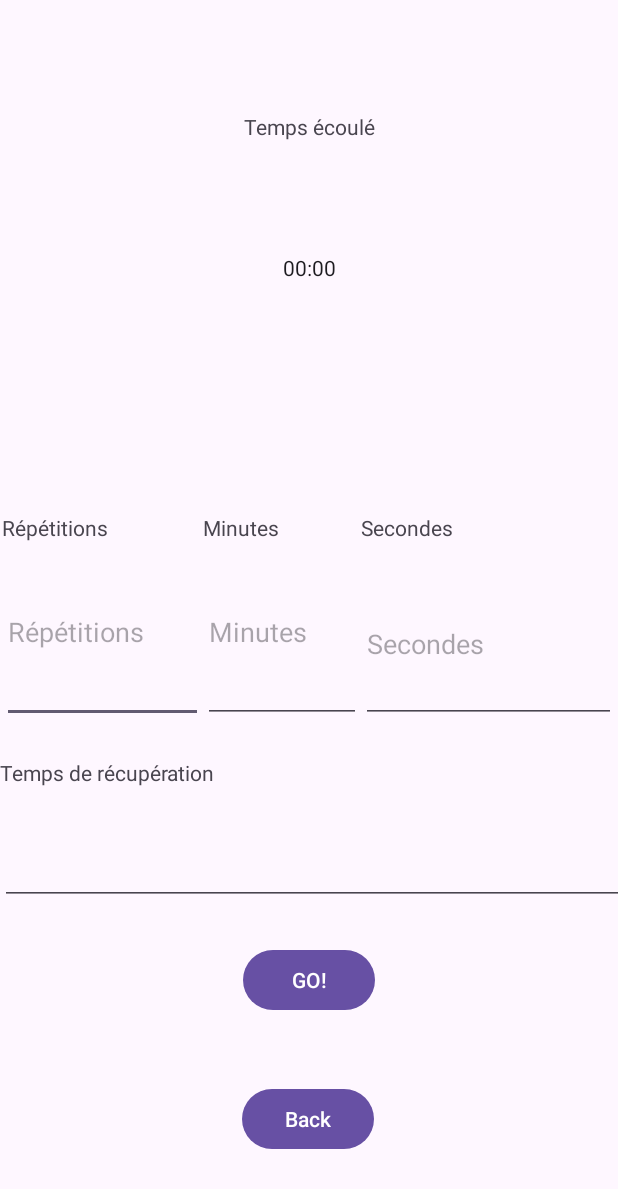
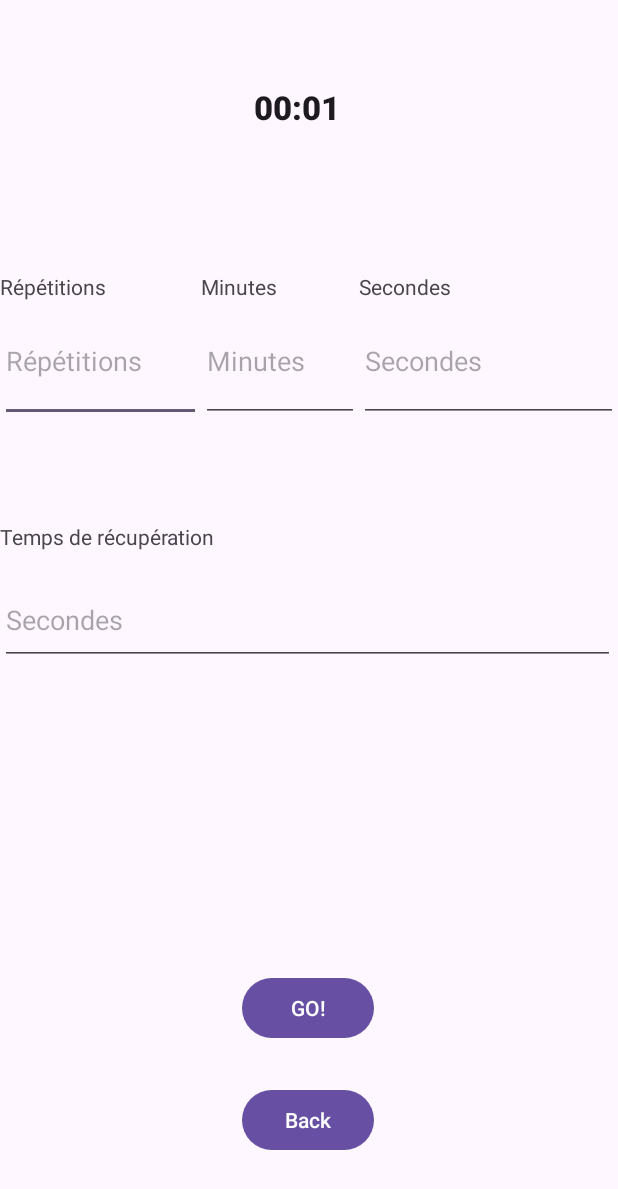
Before and after one commit to Bleincos/Training, an Android app: the screen it shows after launch (activite), after a tap on "Démarrer un programme", on a phone screen of 412 x 824 dp. Shown: the top 1189 px of the screen. Run offline under Robolectric (Android 15) with nearby library versions, the phone set to English and light mode, and no system bars; 2 statements that could not run were skipped.

Commit message:
update
August

```diff
--- a/app/src/main/java/com/example/entrainement_obl/MainActivity.java
+++ b/app/src/main/java/com/example/entrainement_obl/MainActivity.java
@@ -3,6 +3,7 @@ package com.example.entrainement_obl;
 //import android.graphics.ImageDecoder;
 import android.annotation.SuppressLint;
 import android.graphics.drawable.Drawable;
+import android.os.Build;
 import android.os.Bundle;
 
 import androidx.activity.EdgeToEdge;
@@ -26,6 +27,7 @@ public class MainActivity extends AppCompatActivity {
     Button buttonActivity, button_dev;
     Switch switchimage;
     int []images;
+
     @Override
     protected void onCreate(Bundle savedInstanceState) {
         super.onCreate(savedInstanceState);
--- a/app/src/main/java/com/example/entrainement_obl/activite.java
+++ b/app/src/main/java/com/example/entrainement_obl/activite.java
@@ -1,8 +1,19 @@
 package com.example.entrainement_obl;
 
+import android.content.ContentResolver;
+import android.content.Context;
 import android.content.Intent;
+import android.hardware.Sensor;
+import android.hardware.SensorEvent;
+import android.hardware.SensorEventListener;
+import android.hardware.SensorListener;
+import android.hardware.SensorManager;
+import android.net.Uri;
+import android.os.Build;
 import android.os.Bundle;
 import android.os.CountDownTimer;
+import android.os.Looper;
+import android.provider.Settings;
 import android.view.View;
 import android.widget.Button;
 import android.util.Log;
@@ -18,11 +29,18 @@ import android.widget.Chronometer;
 import android.widget.TextView;
 import android.widget.Toast;
 
+import org.w3c.dom.Text;
+
 import java.util.Locale;
 import java.util.concurrent.TimeUnit;
+import java.util.logging.Handler;
 
-public class activite extends AppCompatActivity {
+public class activite extends AppCompatActivity implements SensorEventListener {
     private int duration = 120;
+    public SensorManager mySensorManager;
+    public Sensor sensorLight;
+    public static int valueMaxBrg = 255;
+    private Boolean success = false, bool;
     @Override
     protected void onCreate(Bundle savedInstanceState) {
         super.onCreate(savedInstanceState);
@@ -33,51 +51,58 @@ public class activite extends AppCompatActivity {
             v.setPadding(systemBars.left, systemBars.top, systemBars.right, systemBars.bottom);
             return insets;
         });
+        if (Build.VERSION.SDK_INT >= Build.VERSION_CODES.M) {
+            getPermissionBrightness();
+            checkSensor();
+        }
         Button buttonLaunch;
-        EditText editmin,editsec, hour, min, sec;
+        EditText editRep, editMin,editSec, editRec;
         int[] tab = new int[4]; // [0] minutes [1] secondes [2] répétitions [3] temps de récup.
-        /*
-        int[] sec= new int[10];
-        int[] rep = new int[1];
-        CountDownTimer countdown;
-        */
         Chronometer chronos;
-        editmin = findViewById(R.id.min);
-        editsec = findViewById(R.id.sec);
-        chronos = findViewById(R.id.chronos);
+        editRep= findViewById(R.id.Rep);
+        editMin = findViewById(R.id.min);
+        editSec = findViewById(R.id.sec);
+        editRec = findViewById(R.id.Rec);
         buttonLaunch= findViewById(R.id.button_go);
+        chronos = findViewById(R.id.chrono);
+        chronos.setText("00:51");
+        chronos.start();
+        chronos.getText();
+        chronos.
+        Toast toast = Toast.makeText(activite.this,"chrono :"+chronos.getText(),Toast.LENGTH_SHORT);
+        toast.show();
         buttonLaunch.setOnClickListener (new View.OnClickListener() {
             public void onClick(View v) {
-                chronos.start();
-                tab[0] = Integer.parseInt(editmin.getText().toString()); // Récupération des minutes
+                if (editRep.getText().toString().equals("") || editMin.getText().toString().equals("") || editSec.getText().toString().equals("") ||editRec.getText().toString().equals("")) {
+                    Toast toaast = Toast.makeText(activite.this, "Les valeurs saisies sont incorrectes", Toast.LENGTH_SHORT);
+                    toaast.show();
+                    toaast = Toast.makeText(activite.this, chronos.getText(), Toast.LENGTH_SHORT);
+                    toaast.show();
+                }else{
+                tab[0] = Integer.parseInt(editRep.getText().toString()); // Récupération des minutes
                 Log.i("Activite_Min", "min_saisies");
                 Log.e("Activity", "Erreur de minutes");
-                tab[1] = Integer.parseInt(editsec.getText().toString()); // récupération des secondes
+                tab[1] = Integer.parseInt(editMin.getText().toString()); // récupération des secondes
                 System.out.println(tab[1]);
                 Log.i("Activite_Sec", "sec_saisies");
-                tab[2] = Integer.parseInt(editmin.getText().toString()); // récupération des répétitions
+                tab[2] = Integer.parseInt(editSec.getText().toString()); // récupération des répétitions
                 Log.i("Activite_Min", "min_saisies");
                 Log.e("Activity", "Erreur de minutes");
                 System.out.println(tab[2]);
-                tab[3] = Integer.parseInt(editmin.getText().toString()); // récupération des temps de récupération
+                tab[3] = Integer.parseInt(editRec.getText().toString()); // récupération des temps de récupération
                 Log.i("Activite_Sec", "sec_saisies");
-                if (tab[0] < 0) {
-                    Toast toaast = Toast.makeText(activite.this, "La valeur rentrée en minutes est incorrecte", Toast.LENGTH_SHORT);
-                    toaast.show();
+                    //setContentView(R.layout.activity_programme);
+                    chronos.start();
+                    debut_entrainement(tab,chronos);
                 }
-                if (tab[1] > 60) {
-                    Toast toaast = Toast.makeText(activite.this, "La valeur rentrée en minutes est incorrecte", Toast.LENGTH_SHORT);
-                    toaast.show();
-                }
-                if (tab[0] < 0) {
-                    Toast toaast = Toast.makeText(activite.this, "La valeur rentrée en minutes est incorrecte", Toast.LENGTH_SHORT);
-                    toaast.show();
-                }
-                setContentView(R.layout.activity_programme);
-            debut_entrainement(tab);
             }
         });
     }
+
+    /**
+     * Function to return to the main activity
+     * @param view
+     */
     public void buttonBackMain(View view){
         Log.i("Activite","buttonBackClicked");
         Intent intent = new Intent(
@@ -86,42 +111,116 @@ public class activite extends AppCompatActivity {
         );
         startActivity(intent);
     }
-    public void debut_entrainement(int[] tab){
+    public int[] debut_entrainement(int[] tab, Chronometer chronos1){
+        android.provider.Settings.System.putInt(getContentResolver(),
+                android.provider.Settings.System.SCREEN_BRIGHTNESS_MODE, android.provider.Settings.System.SCREEN_BRIGHTNESS_MODE_MANUAL);
+        setBrightness(valueMaxBrg);
+        setContentView(R.layout.activity_programme);
         TextView minutes = findViewById(R.id.textViewMin);
         TextView sec = findViewById(R.id.textViewSecondes);
-        EditText rep = findViewById(R.id.editText_Recup);
+        TextView rep = findViewById(R.id.textViewRep);
         Log.i("Avancement","Récup des id");
-        minutes.setText(tab[0]);
-        sec.setText(tab[1]);
-        rep.setText(tab[2]);
-        //System.out.println(tab[3]);
-        Toast toaast = Toast.makeText(activite.this, "Wow !", Toast.LENGTH_SHORT);
-        toaast.show();
-        /*
-        new CountDownTimer(duration * 1000, 1000){
+        rep.setText("Répétitions : "+tab[0]);
+        minutes.setText("Minutes restantes : "+tab[1]);
+        sec.setText("Secondes restantes : "+tab[2]);
+        new CountDownTimer(tab[4] * 1000, 1000){
             @Override
             public void onFinish(){
                 Toast toaast = Toast.makeText(activite.this, "Timer Finish!!", Toast.LENGTH_SHORT);
                 toaast.show();
                 duration = 120;
             }
+
             @Override
-            public void onTick(long millisUntilFinished) {
-                runOnUiThread(new Runnable() {
-                    @Override
-                    public void run() {
-                        String time = String.format("%02d:%02d:%02d", TimeUnit.MILLISECONDS.toHours(millisUntilFinished),
-                                TimeUnit.MILLISECONDS.toMinutes(millisUntilFinished),
-                                        -TimeUnit.HOURS.toMinutes(TimeUnit.MILLISECONDS.toHours(millisUntilFinished)),
-                                TimeUnit.MILLISECONDS.toSeconds(millisUntilFinished)
-                                        -TimeUnit.MINUTES.toSeconds(TimeUnit.MILLISECONDS.toMinutes(millisUntilFinished)), Locale.getDefault());
-                        final String [] hourMinSec = time.split(":");
-                        minutes.setText(hourMinSec[1]);
-                        sec.setText(hourMinSec[2]);
-                    }
-                });
+            public void onTick(long l) {
+                sec.setText("Secondes restantes"+l/1000);
             }
         }.start();
-        */
+        if(tab[0]!=0){
+            tab[0]--;
+        }
+        return tab;
+    }
+    /**
+     * This function interact with the system to adjust the brightness of the screen
+     *
+     * @param brightnessLocal the value we want to assing to the brightness
+     */
+    public void setBrightness(int brightnessLocal) {
+        if (brightnessLocal < 0) {
+            brightnessLocal = 0;
+        } else {
+            if (brightnessLocal > valueMaxBrg) {
+                brightnessLocal = valueMaxBrg;
+            }
+        }
+        ContentResolver contentResolver = getApplicationContext().getContentResolver();
+        android.provider.Settings.System.putInt(contentResolver, android.provider.Settings.System.SCREEN_BRIGHTNESS, brightnessLocal);
+    }
+
+    /**
+     * Check the permission to deals with the brightness of the screen
+     */
+    private void getPermissionBrightness() {
+       if (Build.VERSION.SDK_INT >= Build.VERSION_CODES.M) {
+            bool = android.provider.Settings.System.canWrite(getApplicationContext());
+            if (bool) {
+                success = true;
+            } else {
+                Intent intent = new Intent(android.provider.Settings.ACTION_MANAGE_WRITE_SETTINGS);
+                intent.setData(Uri.parse("package:" + getApplicationContext().getPackageName()));
+                startActivityForResult(intent, 1000);
+            }
+        }
+    }
+    /**
+     * check if the sensor (Light sensor) is available on the device
+    */
+    public void checkSensor() {
+        mySensorManager = (SensorManager) getSystemService(Context.SENSOR_SERVICE);
+        sensorLight = mySensorManager.getDefaultSensor(Sensor.TYPE_LIGHT);
+        if (sensorLight == null) {
+            Toast.makeText(this, "No light sensor found", Toast.LENGTH_SHORT).show();
+        } else {
+            Toast.makeText(this, "Light sensor found", Toast.LENGTH_SHORT).show();
+            mySensorManager.unregisterListener(activite.this);
+        }
+    }
+
+    /**
+     * What has to be done when the application is paused
+     */
+    @Override
+    protected void onPause() {
+        super.onPause();
+        mySensorManager.unregisterListener(activite.this);
+    }
+    /**
+     * What has to be done when the application is resumed
+     */
+    @Override
+    protected void onResume() {
+        super.onResume();
+       mySensorManager.registerListener(activite.this, sensorLight, mySensorManager.SENSOR_DELAY_NORMAL);
+    }
+    public void onDestroy(){
+        android.provider.Settings.System.putInt(getContentResolver(),
+                android.provider.Settings.System.SCREEN_BRIGHTNESS_MODE, android.provider.Settings.System.SCREEN_BRIGHTNESS_MODE_AUTOMATIC);
+        super.onDestroy();
+    }
+    /**
+     * Implements the changes when the Light sensor change
+     *
+     * @param event is the event when the sensors change
+     */
+    public void onSensorChanged(SensorEvent event) {
+    }
+    /**
+     * Function not used, to do something when the accuracy or precision of a sensor change
+     *
+     * @param sensor   the sensor
+     * @param accuracy its accuracy
+     */
+    public void onAccuracyChanged(Sensor sensor, int accuracy) {
     }
 }
--- a/app/src/main/res/layout/activity_activite.xml
+++ b/app/src/main/res/layout/activity_activite.xml
@@ -7,26 +7,16 @@
     android:layout_height="match_parent"
     tools:context=".activite">
 
-    <Chronometer
-        android:id="@+id/chronos"
-        android:layout_width="wrap_content"
-        android:layout_height="wrap_content"
-        app:layout_constraintBottom_toBottomOf="parent"
-        app:layout_constraintEnd_toEndOf="parent"
-        app:layout_constraintStart_toStartOf="parent"
-        app:layout_constraintTop_toTopOf="parent"
-        app:layout_constraintVertical_bias="0.21" />
-
     <LinearLayout
         android:id="@+id/linearLayout"
-        android:layout_width="409dp"
-        android:layout_height="140dp"
+        android:layout_width="match_parent"
+        android:layout_height="100dp"
         android:orientation="horizontal"
         app:layout_constraintBottom_toBottomOf="parent"
         app:layout_constraintEnd_toEndOf="parent"
         app:layout_constraintStart_toStartOf="parent"
         app:layout_constraintTop_toTopOf="parent"
-        app:layout_constraintVertical_bias="0.5">
+        app:layout_constraintVertical_bias="0.25">
 
         <LinearLayout
             android:layout_width="wrap_content"
@@ -40,7 +30,7 @@
                 android:text="@string/Rep" />
 
             <EditText
-                android:id="@+id/min"
+                android:id="@+id/Rep"
                 android:layout_width="134dp"
                 android:layout_height="match_parent"
                 android:ems="10"
@@ -60,7 +50,7 @@
                 android:text="@string/Minutes" />
 
             <EditText
-                android:id="@+id/Rep"
+                android:id="@+id/min"
                 android:layout_width="match_parent"
                 android:layout_height="match_parent"
                 android:ems="10"
@@ -77,30 +67,20 @@
                 android:id="@+id/textView4"
                 android:layout_width="match_parent"
                 android:layout_height="wrap_content"
-                android:layout_weight="1"
+                android:layout_weight="0"
                 android:text="@string/Secondes" />
 
             <EditText
                 android:id="@+id/sec"
                 android:layout_width="wrap_content"
-                android:layout_height="89dp"
+                android:layout_height="80dp"
                 android:layout_weight="1"
                 android:ems="10"
                 android:hint="@string/Secondes"
-                android:inputType="number"/>
+                android:inputType="number" />
         </LinearLayout>
 
     </LinearLayout>
-
-    <TextView
-        android:id="@+id/Remain"
-        android:layout_width="wrap_content"
-        android:layout_height="wrap_content"
-        android:text="Temps écoulé"
-        app:layout_constraintBottom_toTopOf="@+id/chronos"
-        app:layout_constraintEnd_toEndOf="parent"
-        app:layout_constraintStart_toStartOf="parent"
-        app:layout_constraintTop_toTopOf="parent" />
 
     <Button
         android:id="@+id/button_go"
@@ -109,8 +89,10 @@
         android:text="GO!"
         app:layout_constraintBottom_toBottomOf="parent"
         app:layout_constraintEnd_toEndOf="parent"
+        app:layout_constraintHorizontal_bias="0.498"
         app:layout_constraintStart_toStartOf="parent"
-        app:layout_constraintTop_toBottomOf="@+id/linearLayout" />
+        app:layout_constraintTop_toBottomOf="@+id/linearLayout"
+        app:layout_constraintVertical_bias="0.741" />
 
     <Button
         android:id="@+id/button_back"
@@ -123,7 +105,7 @@
         app:layout_constraintHorizontal_bias="0.498"
         app:layout_constraintStart_toStartOf="parent"
         app:layout_constraintTop_toBottomOf="@+id/button_go"
-        app:layout_constraintVertical_bias="0.453" />
+        app:layout_constraintVertical_bias="0.333" />
 
     <androidx.constraintlayout.widget.Guideline
         android:id="@+id/guideline"
@@ -133,12 +115,13 @@
         app:layout_constraintGuide_begin="20dp" />
 
     <LinearLayout
-        android:layout_width="413dp"
-        android:layout_height="101dp"
+        android:layout_width="410dp"
+        android:layout_height="100dp"
         android:orientation="vertical"
         app:layout_constraintBottom_toTopOf="@+id/button_go"
         app:layout_constraintStart_toStartOf="parent"
-        app:layout_constraintTop_toBottomOf="@+id/linearLayout">
+        app:layout_constraintTop_toBottomOf="@+id/linearLayout"
+        app:layout_constraintVertical_bias="0.25">
 
         <TextView
             android:id="@+id/textView2"
@@ -147,11 +130,25 @@
             android:text="@string/Recup" />
 
         <EditText
-            android:id="@+id/editText_Recup"
-            android:layout_width="435dp"
-            android:layout_height="62dp"
+            android:id="@+id/Rec"
+            android:layout_width="match_parent"
+            android:layout_height="59dp"
             android:ems="10"
+            android:hint="@string/Secondes"
             android:inputType="number" />
     </LinearLayout>
 
+    <Chronometer
+        android:id="@+id/chrono"
+        android:layout_width="wrap_content"
+        android:layout_height="wrap_content"
+        android:fontFamily="sans-serif-black"
+        android:textAppearance="@style/TextAppearance.AppCompat.Large"
+        app:layout_constraintBottom_toBottomOf="parent"
+        app:layout_constraintEnd_toEndOf="parent"
+        app:layout_constraintHorizontal_bias="0.477"
+        app:layout_constraintStart_toStartOf="parent"
+        app:layout_constraintTop_toTopOf="parent"
+        app:layout_constraintVertical_bias="0.071" />
+
 </androidx.constraintlayout.widget.ConstraintLayout>
--- a/app/src/main/res/layout/activity_settings.xml
+++ b/app/src/main/res/layout/activity_settings.xml
@@ -22,7 +22,7 @@
         android:layout_width="wrap_content"
         android:layout_height="wrap_content"
         android:layout_marginTop="40dp"
-        android:text="Automatique"
+        android:text="@string/automatique"
         app:layout_constraintBottom_toTopOf="@+id/button_back"
         app:layout_constraintEnd_toEndOf="parent"
         app:layout_constraintHorizontal_bias="0.804"
@@ -34,7 +34,7 @@
         android:id="@+id/button_back"
         android:layout_width="wrap_content"
         android:layout_height="wrap_content"
-        android:text="retour"
+        android:text="@string/Retour"
         android:onClick="goMain"
         app:layout_constraintBottom_toBottomOf="parent"
         app:layout_constraintEnd_toEndOf="parent"
@@ -42,4 +42,5 @@
         app:layout_constraintStart_toStartOf="parent"
         app:layout_constraintTop_toBottomOf="@+id/brightnessBar"
         app:layout_constraintVertical_bias="0.973" />
+
 </androidx.constraintlayout.widget.ConstraintLayout>
--- a/app/src/main/res/values/colors.xml
+++ b/app/src/main/res/values/colors.xml
@@ -3,4 +3,5 @@
     <color name="black">#FF000000</color>
     <color name="green">#008000</color>
     <color name="white">#FFFFFFFF</color>
+    <color name="blue">#2626ff</color>
 </resources>
--- a/app/src/main/res/values/strings.xml
+++ b/app/src/main/res/values/strings.xml
@@ -5,5 +5,8 @@
     <string name="Minutes">Minutes</string>
     <string name="Secondes">Secondes</string>
     <string name="Rep">Répétitions</string>
+    <string name="Retour">Retour</string>
     <string name="Recup">Temps de récupération</string>
+    <string name="Repos">REPOS</string>
+    <string name="automatique">Automatique</string>
 </resources>
--- a/gradle/libs.versions.toml
+++ b/gradle/libs.versions.toml
@@ -1,5 +1,5 @@
 [versions]
-agp = "8.11.1"
+agp = "8.12.1"
 androidPdfViewer = "2.8.2"
 junit = "4.13.2"
 junitVersion = "1.2.1"
```
Also changed, not shown: app/src/main/java/com/example/entrainement_obl/Fonctions.java (added, +36 -0 lines), app/src/main/java/com/example/entrainement_obl/Settings.java (+15 -18 lines), app/src/main/res/drawable/button_states.xml (added, +31 -0 lines), app/src/main/res/layout/activity_programme.xml (+38 -11 lines), app/src/main/res/layout/activity_programme_recup.xml (added, +61 -0 lines), 1 other file.
